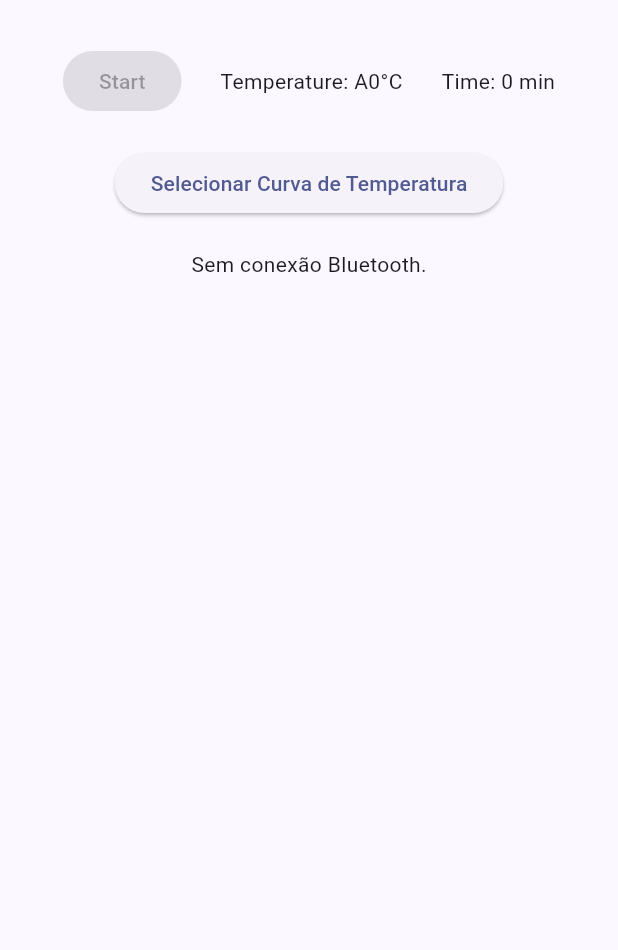
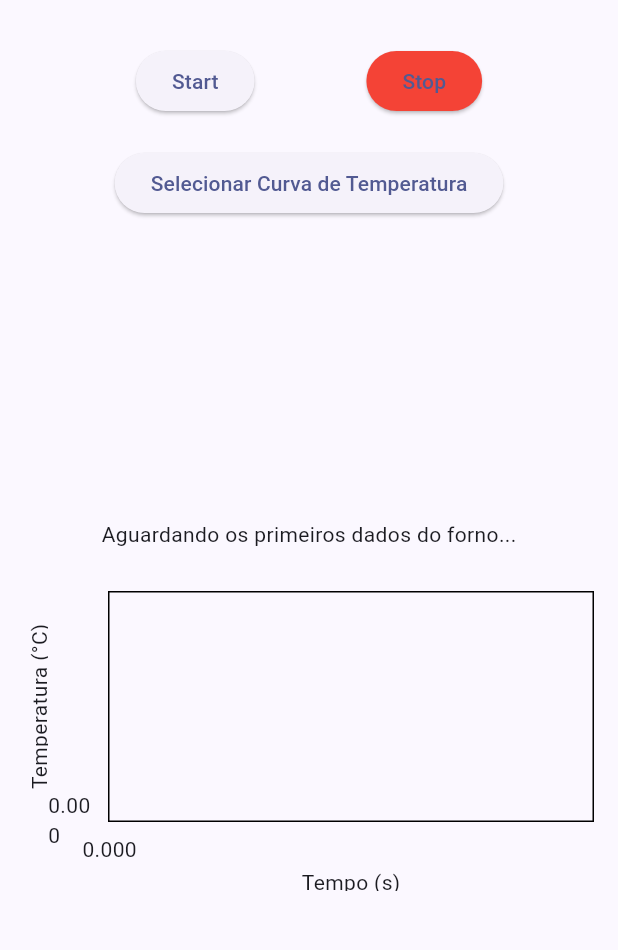
Before and after one commit to Bruno1406/SmartOvenApp, a Flutter app: the screen it shows after launch, on a phone screen of 412 x 824 dp, the part 63-1013 px from its top. Run offline on Flutter 3.47's test engine with Material 3 defaults, Android fonts, the light colour scheme and no system bars; drawn by our look-alikes of fl_chart; our stand-ins replace flutter_blue_plus.

Commit message:
✅ Pass chart test

```diff
--- a/smart_oven_app/lib/main.dart
+++ b/smart_oven_app/lib/main.dart
@@ -4,6 +4,7 @@ import 'package:smart_oven_app/ui/pages/temperature_curve_options_page.dart';
 import 'package:smart_oven_app/ui/pages/existing_curves_page.dart';
 import 'package:smart_oven_app/ui/pages/create_new_curve_page.dart';
 import 'package:smart_oven_app/service/bluetooth.dart';
+import 'package:smart_oven_app/service/program_manager.dart';
 import 'package:provider/provider.dart';
 
 void main() {
@@ -13,16 +14,28 @@ void main() {
 class SmartOvenApp extends StatelessWidget {
   const SmartOvenApp({super.key});
 
-  // This widget is the root of your application.
   @override
   Widget build(BuildContext context) {
-    return ChangeNotifierProvider(
-      create:(context) => OvenBleService(),
+    // Use MultiProvider to provide multiple services
+    return MultiProvider(
+      providers: [
+        // 1. Provide the base Bluetooth service
+        ChangeNotifierProvider(create: (context) => OvenBleService()),
+
+        // 2. Use ProxyProvider to create OvenProgramManager.
+        // It depends on OvenBleService and will be updated if OvenBleService ever changes.
+        // The `dispose` parameter ensures the manager's dispose method is called automatically.
+        ProxyProvider<OvenBleService, OvenProgramManager>(
+          update: (context, ovenBleService, previousProgramManager) =>
+              OvenProgramManager(ovenBleService),
+          dispose: (context, manager) => manager.dispose(),
+        ),
+      ],
       child: MaterialApp(
         title: 'Smart Oven App',
         theme: ThemeData(
           colorScheme: ColorScheme.fromSeed(
-          seedColor: const Color.fromARGB(255, 7, 17, 73),
+            seedColor: const Color.fromARGB(255, 7, 17, 73),
           ),
           useMaterial3: true,
         ),
@@ -34,7 +47,7 @@ class SmartOvenApp extends StatelessWidget {
           '/existing-curves': (context) => ExistingCurvesPage(),
           '/create-new-curve': (context) => const CreateNewCurvePage(),
         },
-      )
+      ),
     );
   }
 }
--- a/smart_oven_app/lib/service/program_manager.dart
+++ b/smart_oven_app/lib/service/program_manager.dart
@@ -1,71 +1,60 @@
 import '../model/temperature_curve.dart';
 import 'bluetooth.dart';
+import 'dart:async';
 
-// class ProgramManager {
-//   static TemperatureCurve? _selectedCurve;
-//   static bool _isRunning = false;
-
-//   static TemperatureCurve? get selectedCurve => _selectedCurve;
-//   static bool get isRunning => _isRunning;
-
-//   /// Define a curva atual que será usada no programa
-//   static void selectCurve(TemperatureCurve curve) {
-//     _selectedCurve = curve;
-//     _isRunning = false;
-//   }
-
-//   /// Inicia o envio da curva para o dispositivo via Bluetooth
-//   static Future<void> startProgram() async {
-//     if (_selectedCurve == null) return;
-
-//     _isRunning = true;
-
-//     final steps = generateProgramSteps();
-//     for (var step in steps) {
-//       if (!_isRunning) break;
-
-//       // Envia tempo e temperatura desejada
-//       await BluetoothService.sendStep(step['time']!, step['temperature']!);
-
-//       // Aguarda resposta/atualização do Bluetooth (ex: temperatura real)
-//       final tempAtual = await BluetoothService.receiveTemperature();
-
-//       // Aqui você pode armazenar ou processar a resposta recebida
-//       print('Recebido: $tempAtual °C');
-//     }
-
-//     _isRunning = false;
-//   }
-
-//   /// Interrompe o programa
-//   static void stopProgram() {
-//     _isRunning = false;
-//   }
-
-//   /// Gera os passos a partir da curva
-//   static List<Map<String, double>> generateProgramSteps() {
-//     if (_selectedCurve == null) return [];
-
-//     final curve = _selectedCurve!;
-//     final steps = <Map<String, double>>[];
-
-//     for (int i = 0; i < curve.times.length; i++) {
-//       steps.add({'time': curve.times[i], 'temperature': curve.temperatures[i]});
-//     }
-
-//     return steps;
-//   }
-// }
 
 class OvenProgramManager {
-  static TemperatureCurve? _selectedCurve;
 
-  static selectCurve(String curveFileName) {
-    //Todo Nathy, TemperatureCurve é a seleção da curva
-    // Aqui você deve carregar a curva do arquivo ou banco de dados
+  final OvenBleService _ovenBleService;
+  final StreamController<List<double>> _ovenProcessedDataController = StreamController<List<double>>.broadcast();
+  final StreamController<int> _ovenProcessedStatusController = StreamController<int>.broadcast();
+
+  StreamSubscription? _ovenDataSubscription;
+  StreamSubscription? _ovenStatusSubscription;
+  TemperatureCurve? _selectedCurve;
+
+  OvenProgramManager(OvenBleService ovenBleService)
+    : _ovenBleService = ovenBleService {
+      _ovenDataSubscription = _ovenBleService.ovenDataStream.listen(_processOvenData);
+      _ovenStatusSubscription = _ovenBleService.ovenStatusStream.listen(_processOvenStatus);
+    }
+
+  void dispose() {
+    _ovenDataSubscription?.cancel();
+    _ovenStatusSubscription?.cancel();
+    _ovenProcessedDataController.close();
+    _ovenProcessedStatusController.close();
   }
 
-  static sendCurve() {
+  Stream<List<double>> get ovenProcessedDataStream => _ovenProcessedDataController.stream;
+  Stream<int> get ovenProcessedStatusStream => _ovenProcessedStatusController.stream;
+
+  void selectCurve(TemperatureCurve curveFileName) {
+  //Todo Nathy, TemperatureCurve é a seleção da curva
+  // Aqui você deve carregar a curva do arquivo ou banco de dados
+  }
+
+  void startMonitoring() {
     //Todo Bruno
   }
+
+  void stopMonitoring() {
+    //Todo Bruno
+  }
+
+  void _processOvenData(List<int> data) {
+      // Example: data = [37562, 120500] (temp, time in ms)
+      final temp = (data[0] | (data[1] << 8) | (data[2] << 16) | (data[3] << 24)) / 100.0; // 37.562 ºC
+      final timeInSeconds = (data[4] | (data[5] << 8) | (data[6] << 16) | (data[7] << 24)) / 100.0; // 120.500 s
+      _ovenProcessedDataController.add([temp, timeInSeconds]);
+
+      // Now use the processed values
+      print('Temperature: $temp ºC, Time: $timeInSeconds s');
+  }
+
+  void _processOvenStatus(List<int> status) {
+    _ovenProcessedStatusController.add(status[0]);
+    print('Oven status: ${status[0]}');
+  }
+
 }
--- a/smart_oven_app/lib/ui/pages/create_new_curve_page.dart
+++ b/smart_oven_app/lib/ui/pages/create_new_curve_page.dart
@@ -3,7 +3,6 @@ import 'package:fl_chart/fl_chart.dart';
 
 import '../../model/temperature_curve.dart';
 import '../../service/files.dart';
-import '../../service/program_manager.dart';
 
 class CreateNewCurvePage extends StatefulWidget {
   const CreateNewCurvePage({super.key});
@@ -72,7 +71,7 @@ class _CreateNewCurvePageState extends State<CreateNewCurvePage> {
     );
 
     // Selecionar curva para execução
-    ProgramManager.selectCurve(curve);
+    // ProgramManager.selectCurve(curve);
 
     if (_salvarCurva) {
       await CurveFileService.saveCurve(curve);
--- a/smart_oven_app/lib/ui/pages/home_page.dart
+++ b/smart_oven_app/lib/ui/pages/home_page.dart
@@ -1,12 +1,8 @@
 import 'dart:async';
-import 'dart:math';
 import 'package:flutter/material.dart';
 import 'package:provider/provider.dart';
-import 'dart:convert'; // Import for utf8 encoding
-
-// Make sure this import path is correct for your project structure
 import 'package:smart_oven_app/service/bluetooth.dart';
-import 'package:flutter_blue_plus/flutter_blue_plus.dart';
+import 'package:smart_oven_app/service/program_manager.dart';
 import 'package:fl_chart/fl_chart.dart';
 
 class SmartOvenHome extends StatefulWidget {
@@ -17,51 +13,90 @@ class SmartOvenHome extends StatefulWidget {
 }
 
 class SmartOvenHomeState extends State<SmartOvenHome> {
-  bool _isRunning = false;
-  bool _isConnected = false;
-  // double _currentTemperature = 0.0;
-  // double _currentTime = 0.0;
-  // late Timer _timer;
+
   final List<FlSpot> _graphPoints = [];
+  bool _isRunning = true;
+  final bool _isCurveSelected = false;
 
-  // It's crucial to dispose of the controller when the widget is removed
+  double? _lastTemperature;
+  double? _lastTime;
+
   @override
   void dispose() {
-      super.dispose();
+    super.dispose();
   }
+  Widget _buildMonitoringPannel(OvenProgramManager programManager) {
+    return StreamBuilder<List<double>>(
+      stream: programManager.ovenProcessedDataStream,
+      builder: (context, snapshot) {
+        if (snapshot.hasData && snapshot.data!.isNotEmpty) {
+          final data = snapshot.data!;
+          _lastTemperature = data[0];
+          _lastTime = data[1];
 
-  void _startMonitoring() {
-    if (!_isConnected) {
-      ScaffoldMessenger.of(context).showSnackBar(
-        const SnackBar(content: Text("Erro: Sem conexão Bluetooth")),
-      );
-      return;
-    }
+          _graphPoints.add(FlSpot(_lastTime!, _lastTemperature!));
+        }
 
-    setState(() {
-      _isRunning = true;
-      _currentTime = 0;
-      _graphPoints.clear();
-    });
+        return Column(
+          mainAxisAlignment: MainAxisAlignment.center,
+          children: [
+            // Display the last known data, or a waiting message.
+            if (_lastTemperature != null && _lastTime != null)
+              Row(
+                mainAxisAlignment: MainAxisAlignment.spaceEvenly,
+                children: [
+                  Text("Temperatura: ${_lastTemperature!.toStringAsFixed(2)}°C"),
+                  Text("Tempo: ${_lastTime!.toStringAsFixed(2)} s"),
+                ],
+              )
+            else
+              const Padding(
+                padding: EdgeInsets.symmetric(vertical: 8.0),
+                child: Text("Aguardando os primeiros dados do forno..."),
+              ),
+            const SizedBox(height: 20),
 
+            SizedBox(
+              height: 200, // Giving the chart a fixed height is good practice
+              child: LineChart(
+                LineChartData(
+                  gridData: const FlGridData(show: true),
+                  borderData: FlBorderData(show: true),
+                  lineBarsData: [
+                    LineChartBarData(
+                      spots: _graphPoints,
+                      isCurved: true,
+                      color: Colors.orange,
+                      barWidth: 3,
+                      dotData: const FlDotData(show: false),
+                      belowBarData: BarAreaData(show: false),
+                    ),
+                  ],
+                  titlesData: const FlTitlesData(
+                    topTitles: AxisTitles(sideTitles: SideTitles(showTitles: false)),
+                    rightTitles: AxisTitles(sideTitles: SideTitles(showTitles: false)),
+                    leftTitles: AxisTitles(
+                      axisNameWidget: Text("Temperatura (°C)"),
+                      sideTitles: SideTitles(showTitles: true, reservedSize: 40),
+                    ),
+                    bottomTitles: AxisTitles(
+                      axisNameWidget: Text("Tempo (s)"),
+                      sideTitles: SideTitles(showTitles: true, reservedSize: 30),
+                    ),
+                  ),
+                ),
+              ),
+            )
+          ],
+        );
+      },
+    );
   }
-
-  _timer = Timer.periodic(const Duration(seconds: 3), (timer) async {
-      // 🔄 Simulação de leitura Bluetooth (substitua por dados reais!) TODO @BRUNO
-      double simulatedTemp = 100 + 20 * sin(_currentTime / 10);
-
-      setState(() {
-        _currentTemperature = simulatedTemp;
-        _graphPoints.add(FlSpot(_currentTime, _currentTemperature));
-        _currentTime += 3;
-      });
-    });
 
   @override
   Widget build(BuildContext context) {
-    // Watch for changes in the OvenBleService. The widget will rebuild
-    // when notifyListeners() is called in the service.
     var bluetoothState = context.watch<OvenBleService>();
+    var programManager = context.watch<OvenProgramManager>();
 
     return Center(
       child: Padding(
@@ -72,14 +107,44 @@ class SmartOvenHomeState extends State<SmartOvenHome> {
             Row(
               mainAxisAlignment: MainAxisAlignment.spaceEvenly,
               children: <Widget>[
-                const ElevatedButton(
-                  // You can later link this to bluetoothState.startScanning() for example
-                  onPressed: null,
-                  child: Text('Start'),
+                ElevatedButton(
+                  onPressed: () {
+                    if (!bluetoothState.isConnected) {
+                      ScaffoldMessenger.of(context).showSnackBar(
+                        const SnackBar(content: Text("Erro: Sem conexão Bluetooth")),
+                      );
+                      return;
+                    }
+
+                    if (!_isCurveSelected) {
+                      ScaffoldMessenger.of(context).showSnackBar(
+                        const SnackBar(content: Text("Erro: Selecione uma curva de temperatura")),
+                      );
+                      return;
+                    }
+
+                    // Reset state for a new run
+                    setState(() {
+                      _isRunning = true;
+                      _graphPoints.clear();
+                      _lastTemperature = null;
+                      _lastTime = null;
+                    });
+                    programManager.startMonitoring();
+                  },
+                  child: const Text('Start'),
                 ),
-                // 1. Temperature text now dynamically shows the 'test' field
-                Text("Temperature: ${bluetoothState.test}°C"),
-                const Text("Time: 0 min"), // This text remains static
+                 ElevatedButton(
+                  onPressed: () {
+                    // Logic to stop monitoring
+                    setState(() {
+                      _isRunning = false;
+                    });
+                    programManager.stopMonitoring(); // Assuming you have a stop method
+                  },
+                  style: ElevatedButton.styleFrom(backgroundColor: Colors.red),
+                  child: const Text('Stop'),
+                ),
               ],
             ),
             const SizedBox(height: 20),
@@ -90,35 +155,18 @@ class SmartOvenHomeState extends State<SmartOvenHome> {
               child: const Text("Selecionar Curva de Temperatura"),
             ),
             const SizedBox(height: 20),
-             _isRunning
-              ? SizedBox(
-                  height: 300,
-                  child: LineChart(
-                    LineChartData(
-                      lineBarsData: [
-                        LineChartBarData(
-                          spots: _graphPoints,
-                          isCurved: true,
-                          color: Colors.orange,
-                          dotData: FlDotData(show: false),
-                          belowBarData: BarAreaData(show: false),
-                        ),
-                      ],
-                      titlesData: FlTitlesData(
-                        leftTitles: AxisTitles(
-                          sideTitles: SideTitles(showTitles: true),
-                        ),
-                        bottomTitles: AxisTitles(
-                          sideTitles: SideTitles(showTitles: true),
-                        ),
-                      ),
+            // The main content area that changes based on the running state.
+            Expanded(
+              child: _isRunning
+                  ? _buildMonitoringPannel(programManager)
+                  : Center(
+                      child: !bluetoothState.isConnected
+                          ? const Text("Sem conexão Bluetooth.")
+                          : const Text("Pressione Start para iniciar o monitoramento."),
                     ),
-                  ),
-                )
-              : !bluetoothState.isConnected
-              ? const Text("Sem conexão Bluetooth.")
-              : const Text("Pressione Start para iniciar o gráfico."),
-        ],
+            ),
+          ],
+        ),
       ),
     );
   }
--- a/smart_oven_app/lib/ui/pages/main_page.dart
+++ b/smart_oven_app/lib/ui/pages/main_page.dart
@@ -51,9 +51,7 @@ class SmartOvenMainPageState extends State<SmartOvenMainPage> {
                     // This is the scan button
                     ElevatedButton(
                       // Disable button while scanning
-                      onPressed: bluetoothService.isScanning
-                          ? null
-                          : () {
+                      onPressed:() {
                               bluetoothService.startScanning();
                             },
                       child: const Text('Scan for Devices'),
```
Also changed, not shown: smart_oven_app/lib/service/bluetooth.dart (+25 -7 lines).
